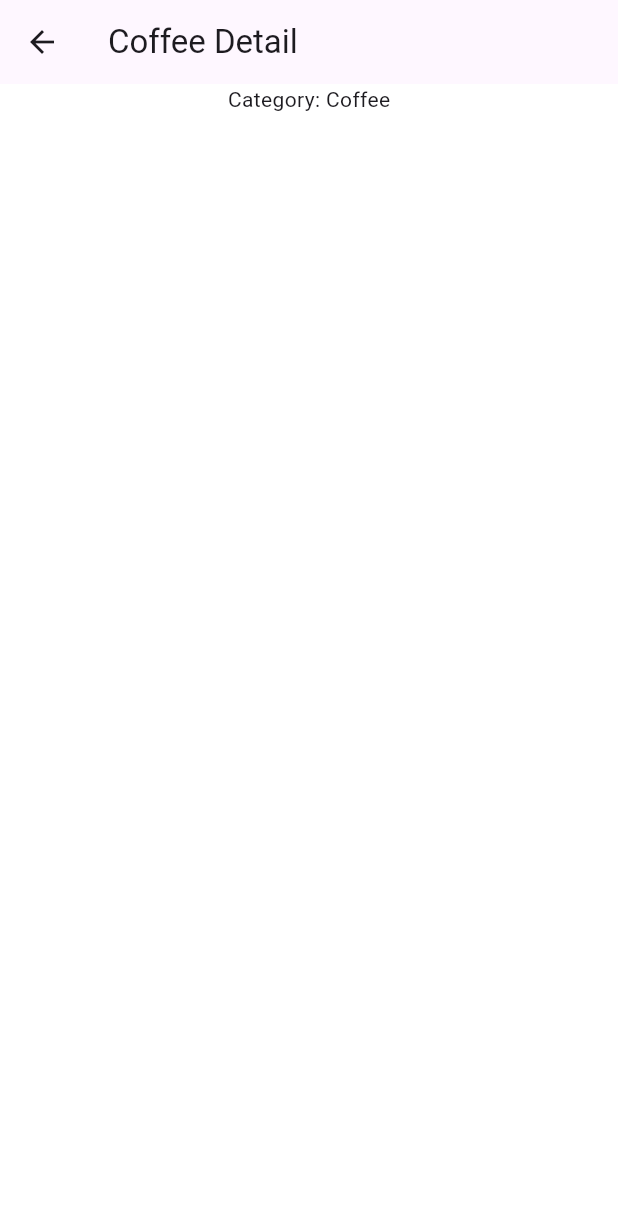
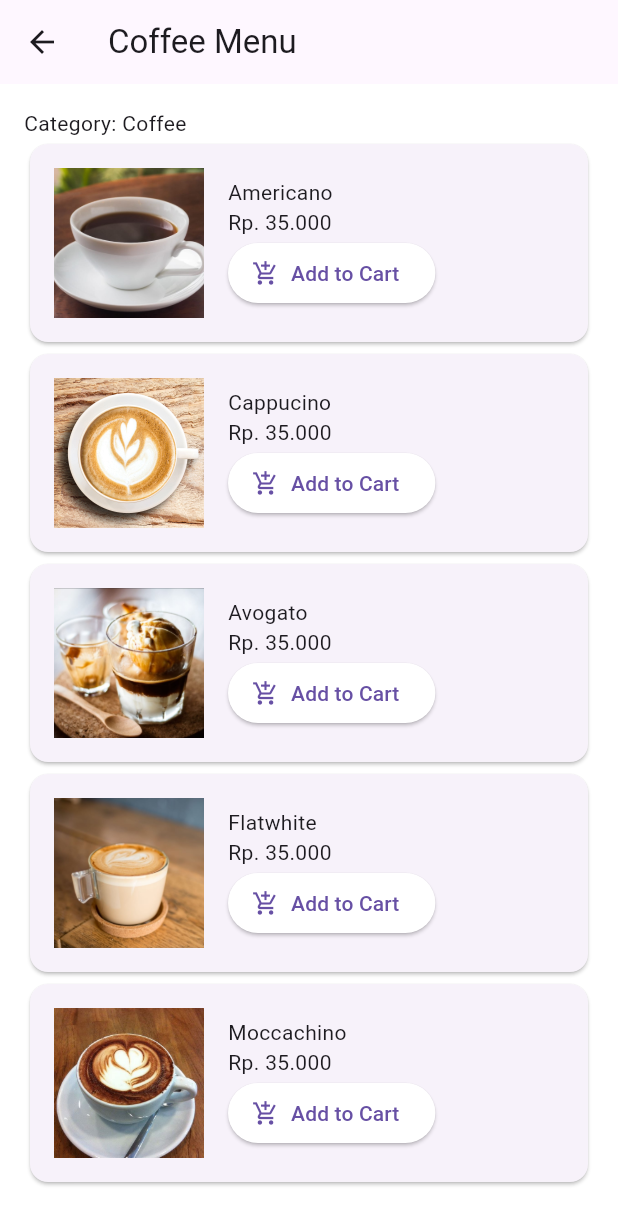
Before and after one commit to cantikawijaya/uts-desain-multi-platform, a Flutter app: the screen it shows after launch, after a tap on "Coffee", on a phone screen of 412 x 824 dp. Shown: the top 1225 px of the screen. Run offline on Flutter 3.47's test engine with Material 3 defaults, Android fonts, the phone set to English and light mode, and no system bars.

Commit message:
Menambahkan body dan list view menu Coffee, menambahkan harga, gambar, dan nama menu

```diff
--- a/lib/CoffeeDetailPage.dart
+++ b/lib/CoffeeDetailPage.dart
@@ -9,13 +9,65 @@ class CoffeeDetailPage extends StatelessWidget {
   Widget build(BuildContext context) {
     return Scaffold(
       appBar: AppBar(
-        title: Text('Coffee Detail'),
+        title: Text('Coffee Menu'),
       ),
-      body: Center(
-        child: Column(
-          children: <Widget>[
-            Text('Category: $category'),
-            // ... other UI elements like images, descriptions, lists, buttons
+      body: Padding(
+          padding: const EdgeInsets.all(16.0),
+          child: Column(
+            crossAxisAlignment: CrossAxisAlignment.start,
+            children: [
+              Text('Category: $category'),
+                // Menu items list
+            Expanded(
+              child: ListView(
+                children: [
+                  _buildMenuItem('Americano', 'Rp. 35.000', 'assets/img/Americano.jpeg'),
+                  _buildMenuItem('Cappucino', 'Rp. 35.000', 'assets/img/cappucino.jpeg'),
+                  _buildMenuItem('Avogato', 'Rp. 35.000', 'assets/img/Avogato.jpeg'),
+                  _buildMenuItem('Flatwhite', 'Rp. 35.000', 'assets/img/p5.jpeg'),
+                  _buildMenuItem('Moccachino', 'Rp. 35.000', 'assets/img/mocca.jpg'),
+                ],
+              ),
+            ),
+          ],
+        ),
+      ),
+    );
+  }
+
+   Widget _buildMenuItem(String name, String price, String imagePath) {
+    return Card(
+      child: Padding(
+        padding: const EdgeInsets.all(16.0),
+        child: Row(
+          children: [
+            Image.asset(
+              imagePath,
+              width: 100,
+              height: 100,
+              fit: BoxFit.cover,
+            ),
+            SizedBox(width: 16),
+            Expanded(
+              child: Column(
+                crossAxisAlignment: CrossAxisAlignment.start,
+                children: [
+                  Text(name),
+                  Text(price),
+                  ElevatedButton.icon(
+                    onPressed: () {
+                      // Add to cart functionality here
+                      print('$name added to cart!');
+                    },
+                    icon: Icon(Icons.add_shopping_cart),
+                    label: Text('Add to Cart'),
+                    style: ElevatedButton.styleFrom(
+                      backgroundColor: Color.fromARGB(255, 255, 255, 255), // Use backgroundColor instead of primary
+                    ),
+                  ),
+                ],
+              ),
+            ),
           ],
         ),
       ),
```
Also changed, not shown: assets/img/mocca.jpg (added).
